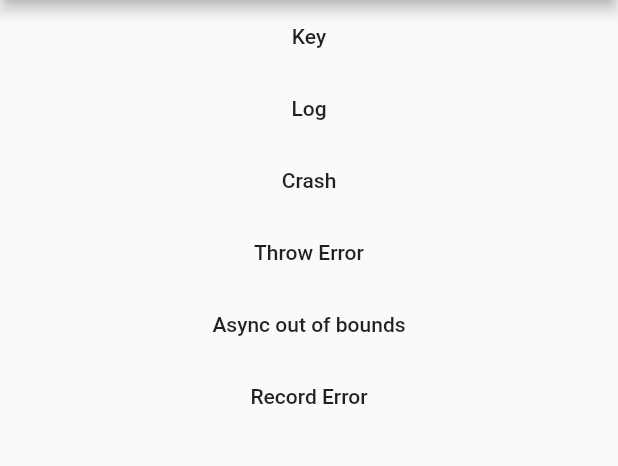
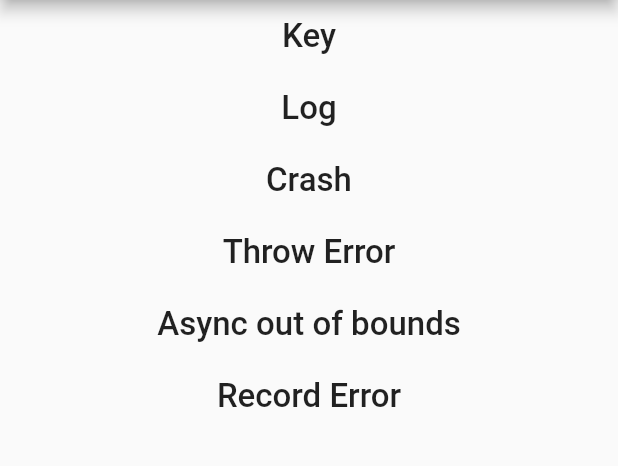
Before and after one commit to sbis04/fire_test, a Flutter app: the screen it shows after launch, on a phone screen of 412 x 824 dp, the part 84-550 px from its top. Run offline on Flutter 3.47's test engine with Material 2 defaults, Android fonts, the phone set to English and light mode, and no system bars; our stand-ins replace firebase_core, firebase_crashlytics; accounts and stored records are empty.

Commit message:
Updates minor

```diff
--- a/lib/main.dart
+++ b/lib/main.dart
@@ -34,27 +34,42 @@ class HomePage extends StatelessWidget {
         child: Column(
           children: <Widget>[
             FlatButton(
-                child: const Text('Key'),
+                child: const Text(
+                  'Key',
+                  style: TextStyle(fontSize: 22),
+                ),
                 onPressed: () {
                   FirebaseCrashlytics.instance.setCustomKey('foo', 'bar');
                 }),
             FlatButton(
-                child: const Text('Log'),
+                child: const Text(
+                  'Log',
+                  style: TextStyle(fontSize: 22),
+                ),
                 onPressed: () {
                   FirebaseCrashlytics.instance.log('Simulated crash');
                 }),
             FlatButton(
-                child: const Text('Crash'),
+                child: const Text(
+                  'Crash',
+                  style: TextStyle(fontSize: 22),
+                ),
                 onPressed: () {
                   FirebaseCrashlytics.instance.crash();
                 }),
             FlatButton(
-                child: const Text('Throw Error'),
+                child: const Text(
+                  'Throw Error',
+                  style: TextStyle(fontSize: 22),
+                ),
                 onPressed: () {
                   throw StateError('Uncaught error thrown by app.');
                 }),
             FlatButton(
-                child: const Text('Async out of bounds'),
+                child: const Text(
+                  'Async out of bounds',
+                  style: TextStyle(fontSize: 22),
+                ),
                 onPressed: () {
                   Future<void>.delayed(const Duration(seconds: 2), () {
                     final List<int> list = <int>[];
@@ -62,7 +77,10 @@ class HomePage extends StatelessWidget {
                   });
                 }),
             FlatButton(
-              child: const Text('Record Error'),
+              child: const Text(
+                'Record Error',
+                style: TextStyle(fontSize: 22),
+              ),
               onPressed: () {
                 try {
                   throw 'error_example';
```
